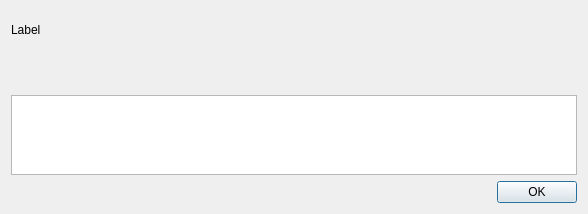
Old version of the form src/gui/mnemonicdialog.ui in the repository nextcloud/desktop.
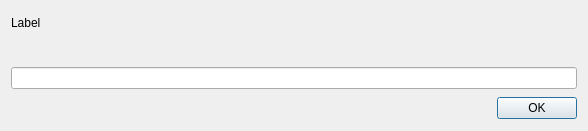
New version of the form.

Diff of the .ui file:
```diff
--- a/src/gui/mnemonicdialog.ui
+++ b/src/gui/mnemonicdialog.ui
@@ -10,7 +10,7 @@
     <x>0</x>
     <y>0</y>
     <width>588</width>
-    <height>214</height>
+    <height>131</height>
    </rect>
   </property>
   <property name="sizePolicy">
@@ -31,6 +31,9 @@
   <layout class="QGridLayout" name="gridLayout">
    <item row="0" column="0">
     <layout class="QVBoxLayout" name="verticalLayout">
+     <property name="spacing">
+      <number>7</number>
+     </property>
      <property name="sizeConstraint">
       <enum>QLayout::SetMinimumSize</enum>
      </property>
@@ -39,7 +42,7 @@
        <property name="sizePolicy">
         <sizepolicy hsizetype="Expanding" vsizetype="Expanding">
          <horstretch>0</horstretch>
-         <verstretch>50</verstretch>
+         <verstretch>0</verstretch>
         </sizepolicy>
        </property>
        <property name="minimumSize">
@@ -73,20 +76,13 @@
        <property name="sizeHint" stdset="0">
         <size>
          <width>20</width>
-         <height>40</height>
+         <height>20</height>
         </size>
        </property>
       </spacer>
      </item>
      <item>
-      <widget class="QTextEdit" name="textEdit">
-       <property name="maximumSize">
-        <size>
-         <width>16777215</width>
-         <height>80</height>
-        </size>
-       </property>
-      </widget>
+      <widget class="QLineEdit" name="lineEdit"/>
      </item>
      <item>
       <widget class="QDialogButtonBox" name="buttonBox">
```
